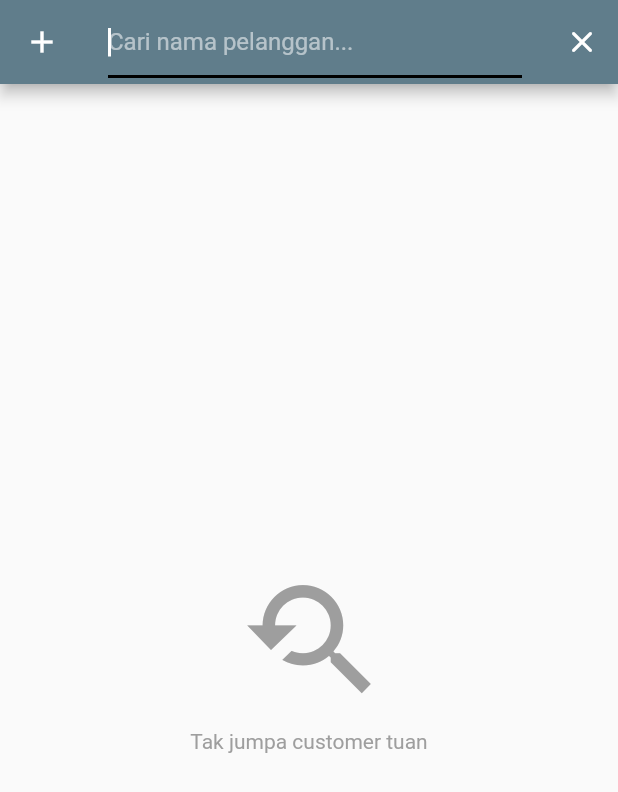
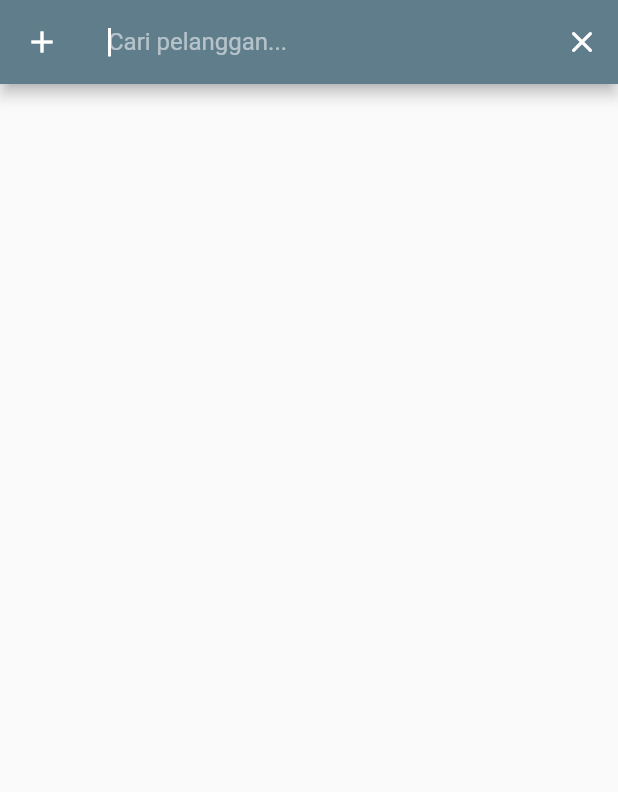
Before and after one commit to TuanPengarah/AdminPanel, a Flutter app: the CustomerDatabase screen opened by its route, after a tap on the "search" icon, on a phone screen of 412 x 824 dp. Shown: the top 792 px of the screen. Run offline on Flutter 3.47's test engine with Material 2 defaults, Android fonts, the phone set to English and light mode, and no system bars; drawn by our look-alikes of oktoast; our stand-ins replace adaptive_theme, after_layout, assets_audio_player, auto_size_text, cloud_firestore, dismissible_page and 23 more; missing offline and left inert: avatar_letter, esc_pos_bluetooth, esc_pos_utils, flutter_bluetooth_basic, flutter_fluid_slider and 2 more; accounts and stored records are empty.

Commit message:
Add transaction new points when add new job sheet Optimize search customer function Added search customer using phone number Fix typo on CashFlow Add input action type Update splash screen
Signed-off-by: Akid Fikri Azhar <akidfikriazhar@gmail.com>

```diff
--- /dev/null
+++ b/lib/brain/customer_search.dart
@@ -0,0 +1,14 @@
+import 'package:cloud_firestore/cloud_firestore.dart';
+
+class CustomerSuggestion {
+  String title;
+  String phoneNumber;
+  String uid;
+
+  CustomerSuggestion({this.title});
+  CustomerSuggestion.getCustomer(DocumentSnapshot snapshot) {
+    title = snapshot['Nama'];
+    phoneNumber = snapshot['No Phone'];
+    uid = snapshot.id;
+  }
+}
--- a/lib/screens/calculate/calculator.dart
+++ b/lib/screens/calculate/calculator.dart
@@ -116,6 +116,7 @@ class _CalculatorPriceState extends State<CalculatorPrice> {
                   valueChange: (newValue) {},
                   keyType: TextInputType.number,
                   focus: true,
+                  onEnter: TextInputAction.next,
                 ),
                 Row(
                   children: [
--- a/lib/screens/cashflow/cashflow_home.dart
+++ b/lib/screens/cashflow/cashflow_home.dart
@@ -155,7 +155,7 @@ class _CashFlowHomeState extends State<CashFlowHome> with AfterLayoutMixin {
                         title: 'Salin',
                         click: () {
                           Share.share(
-                              'ASSAF ENTERPRISE\n562021651202\nMaybank');
+                              'ASSAFF ENTERPRISE\n562021651202\nMaybank');
                         },
                       ),
                       MoreAction(
--- a/lib/screens/customer/all_customer.dart
+++ b/lib/screens/customer/all_customer.dart
@@ -1,6 +1,7 @@
 import 'package:cloud_firestore/cloud_firestore.dart';
 import 'package:flutter/material.dart';
 import 'package:flutter/services.dart';
+import 'package:services_form/brain/customer_search.dart';
 import 'package:services_form/screens/jobsheet/job_sheet.dart';
 import 'package:services_form/screens/customer/new_customer_details.dart';
 import 'package:avatar_letter/avatar_letter.dart';
@@ -12,8 +13,71 @@ class CustomerDatabase extends StatefulWidget {
 
 class _CustomerDatabaseState extends State<CustomerDatabase> {
   bool searchState = false;
-  String _searchController;
+  final _searchController = TextEditingController();
   Future resultsLoaded;
+  List _getResult = [];
+  List _resultList = [];
+  // ignore: unused_field
+  Future _resultLoaded;
+  @override
+  void initState() {
+    super.initState();
+  }
+
+  @override
+  void dispose() {
+    _searchController.dispose();
+    super.dispose();
+  }
+
+  @override
+  void didChangeDependencies() {
+    super.didChangeDependencies();
+
+    _resultLoaded = getCustomerSnapshot();
+  }
+
+  getCustomerSnapshot() async {
+    await FirebaseFirestore.instance
+        .collection('customer')
+        .get()
+        .then((snapshot) {
+      setState(() {
+        _getResult = snapshot.docs;
+      });
+      searchResultList();
+    });
+
+    return 'Completed';
+  }
+
+  searchResultList() {
+    var showResult = [];
+
+    if (_searchController.text != '') {
+      //search param
+      for (var customerSnapshot in _getResult) {
+        var title = CustomerSuggestion.getCustomer(customerSnapshot)
+            .title
+            .toLowerCase();
+
+        var noPhone = CustomerSuggestion.getCustomer(customerSnapshot)
+            .phoneNumber
+            .toLowerCase();
+
+        if (title.contains(_searchController.text.toLowerCase())) {
+          showResult.add(customerSnapshot);
+        } else if (noPhone.contains(_searchController.text.toLowerCase())) {
+          showResult.add(customerSnapshot);
+        }
+      }
+    } else {
+      showResult = List.from(_getResult);
+    }
+    setState(() {
+      _resultList = showResult;
+    });
+  }
 
   @override
   Widget build(
@@ -41,19 +105,20 @@ class _CustomerDatabaseState extends State<CustomerDatabase> {
         title: !searchState
             ? Text('All Customer')
             : TextField(
-                  onChanged: (value) {
-                    setState(() {
-                      _searchController = value.toLowerCase();
-                    });
-                  },
+                controller: _searchController,
                 autofocus: true,
                 style: TextStyle(color: Colors.white),
                 cursorColor: Colors.white,
+                onChanged: (newInput) {
+                  searchResultList();
+                },
                 decoration: InputDecoration(
+                  border: InputBorder.none,
+                  enabledBorder: InputBorder.none,
                   focusColor: Colors.white,
                   fillColor: Colors.white,
                   hoverColor: Colors.white,
-                    hintText: 'Cari nama pelanggan...',
+                  hintText: 'Cari pelanggan...',
                   hintStyle: TextStyle(color: Colors.white54),
                 ),
               ),
@@ -75,58 +140,23 @@ class _CustomerDatabaseState extends State<CustomerDatabase> {
                   color: Colors.white,
                   onPressed: () {
                     setState(() {
+                      _searchController.text = '';
+                      searchResultList();
                       searchState = !searchState;
                     });
                   },
                 ),
         ],
       ),
-        body: searchState == false
-            ? Container(
-                child: StreamBuilder(
-                  stream: FirebaseFirestore.instance
-                      .collection('customer')
-                      .orderBy('Nama')
-                      .snapshots(),
-                  builder: (
-                    BuildContext context,
-                    AsyncSnapshot<QuerySnapshot> snapshot,
-                  ) {
-                    if (!snapshot.hasData) {
-                      return Center(
-                        child: Column(
-                          mainAxisAlignment: MainAxisAlignment.center,
-                          crossAxisAlignment: CrossAxisAlignment.center,
-                          children: [
-                            CircularProgressIndicator(),
-                            Text('Loading jap'),
-                          ],
-                        ),
-                      );
-                    } else if (snapshot.data.docs.isEmpty) {
-                      return Center(
-                        child: Column(
-                          mainAxisAlignment: MainAxisAlignment.center,
-                          children: [
-                            Icon(Icons.phone_android,
-                                color: Colors.grey, size: 99),
-                            Padding(
-                              padding: const EdgeInsets.only(top: 10.0),
-                              child: Text(
-                                'Customer takde tuan',
-                                style: TextStyle(color: Colors.grey),
-                              ),
-                            ),
-                          ],
-                        ),
-                      );
-                    }
-                    return ListView(
+      body: Container(
+          child: ListView.builder(
               physics: BouncingScrollPhysics(),
-                      children: snapshot.data.docs.map((document) {
+              itemCount: _resultList.length,
+              itemBuilder: (BuildContext context, int i) {
+                var document = _resultList[i];
                 return ListTile(
                   leading: Hero(
-                            tag: document.id,
+                    tag: document['UID'],
                     child: AvatarLetter(
                       textColor: Colors.white,
                       numberLetters: 2,
@@ -139,105 +169,26 @@ class _CustomerDatabaseState extends State<CustomerDatabase> {
                       textColorHex: null,
                     ),
                   ),
-                          title: Text('' + document['Nama']),
-                          subtitle: Text('' + document['No Phone']),
-                          onLongPress: () {},
+                  title: Text('${document['Nama'].toString().toUpperCase()}'),
+                  subtitle: Text('${document['No Phone']}'),
                   onTap: () {
-                            SystemChrome.setSystemUIOverlayStyle(
-                                SystemUiOverlayStyle(
+                    SystemChrome.setSystemUIOverlayStyle(SystemUiOverlayStyle(
                         systemNavigationBarColor: Colors.blueGrey,
-                                    systemNavigationBarIconBrightness:
-                                        Brightness.light));
+                        systemNavigationBarIconBrightness: Brightness.light));
                     Navigator.push(
                       context,
                       MaterialPageRoute(
                         builder: (_) => NewCustomerDetails(
-                                  nama: document['Nama'],
-                                  databaseUID: document.id,
+                          nama: document['Nama'].toUpperCase(),
+                          databaseUID: document['UID'],
                           nomborTelefon: document['No Phone'],
                           email: document['Email'],
                         ),
                       ),
                     );
                   },
-                          trailing: Icon(Icons.keyboard_arrow_right_sharp),
                 );
-                      }).toList(),
-                    );
-                  },
-                ),
-              )
-            : Container(
-                child: StreamBuilder(
-                  stream: FirebaseFirestore.instance
-                      .collection('customer')
-                      .where('Search Index', arrayContains: _searchController)
-                      .snapshots(),
-                  builder: (BuildContext context,
-                      AsyncSnapshot<QuerySnapshot> snapshot) {
-                    if (!snapshot.hasData) {
-                      return Center(
-                        child: Text('Loading jap'),
-                      );
-                    } else if (snapshot.data.docs.isEmpty) {
-                      return Center(
-                        child: Column(
-                          mainAxisAlignment: MainAxisAlignment.center,
-                          children: [
-                            Icon(Icons.youtube_searched_for,
-                                color: Colors.grey, size: 99),
-                            Padding(
-                              padding: const EdgeInsets.only(top: 10.0),
-                              child: Text(
-                                'Tak jumpa customer tuan',
-                                style: TextStyle(color: Colors.grey),
-                              ),
-                            ),
-                          ],
-                        ),
+              })),
     );
   }
-                    return ListView(
-                      physics: BouncingScrollPhysics(),
-                      children: snapshot.data.docs.map((document) {
-                        return ListTile(
-                          leading: AvatarLetter(
-                            textColor: Colors.white,
-                            numberLetters: 2,
-                            fontSize: 15,
-                            upperCase: true,
-                            letterType: LetterType.Circular,
-                            text: document['Nama'],
-                            backgroundColor: Colors.blueGrey,
-                            backgroundColorHex: null,
-                            textColorHex: null,
-                          ),
-                          title: Text('' + document['Nama']),
-                          subtitle: Text('' + document['No Phone']),
-                          onTap: () {
-                            SystemChrome.setSystemUIOverlayStyle(
-                                SystemUiOverlayStyle(
-                                    systemNavigationBarColor: Colors.blueGrey,
-                                    systemNavigationBarIconBrightness:
-                                        Brightness.light));
-                            Navigator.push(
-                              context,
-                              MaterialPageRoute(
-                                builder: (_) => NewCustomerDetails(
-                                  nama: document['Nama'],
-                                  databaseUID: document.id,
-                                  nomborTelefon: document['No Phone'],
-                                  email: document['Email'],
-                                ),
-                              ),
-                            );
-                          },
-                          trailing: Icon(Icons.keyboard_arrow_right_sharp),
-                        );
-                      }).toList(),
-                    );
-                  },
-                ),
-              ));
 }
-}
--- a/lib/screens/home/home_screen.dart
+++ b/lib/screens/home/home_screen.dart
@@ -1,6 +1,5 @@
 import 'package:flutter/material.dart';
 import 'package:flutter/services.dart';
-import 'package:services_form/e-warranty.dart';
 import 'package:services_form/screens/setting/savecloud_confirmation.dart';
 import 'package:services_form/widget/button.dart';
 import 'package:auto_size_text/auto_size_text.dart';
--- a/lib/screens/loginAuth/login.dart
+++ b/lib/screens/loginAuth/login.dart
@@ -34,6 +34,7 @@ class _LoginAuthState extends State<LoginAuth> {
       backgroundColor: isDarkMode ? Color(0xff212121) : Colors.white,
       body: ModalProgressHUD(
         inAsyncCall: _loading,
+        child: SingleChildScrollView(
           child: SafeArea(
             child: Padding(
               padding: EdgeInsets.all(15),
@@ -117,6 +118,7 @@ class _LoginAuthState extends State<LoginAuth> {
             ),
           ),
         ),
+      ),
     );
   }
 }
--- a/lib/widget/cashflow_bankcard.dart
+++ b/lib/widget/cashflow_bankcard.dart
@@ -39,7 +39,7 @@ class BankCard extends StatelessWidget {
                 crossAxisAlignment: CrossAxisAlignment.center,
                 children: [
                   Text(
-                    'ASSAF ENTERPRISE',
+                    'ASSAFF ENTERPRISE',
                     style: TextStyle(
                       color: Colors.white60,
                       fontSize: 15,
--- a/lib/widget/text_bar.dart
+++ b/lib/widget/text_bar.dart
@@ -17,6 +17,7 @@ class TextBar extends StatelessWidget {
     this.callBack,
     this.builder,
     @required this.password,
+    this.onEnter,
   });
 
   final String hintTitle;
@@ -33,6 +34,7 @@ class TextBar extends StatelessWidget {
   final Function callBack;
   final Function builder;
   final bool password;
+  final TextInputAction onEnter;
 
   @override
   Widget build(BuildContext context) {
@@ -46,6 +48,7 @@ class TextBar extends StatelessWidget {
               autofocus: focus,
               keyboardType: keyType,
               onChanged: valueChange,
+              textInputAction: onEnter ?? TextInputAction.next,
               // textAlign: TextAlign.center,
               decoration: InputDecoration(
                 hintText: hintEdit,
@@ -89,6 +92,7 @@ class TextBar extends StatelessWidget {
                   autofocus: focus,
                   keyboardType: keyType,
                   onChanged: valueChange,
+                  textInputAction: onEnter ?? TextInputAction.next,
                   decoration: InputDecoration(
                     hintText: hintEdit,
                     errorText: err,
```
Also changed, not shown: lib/screens/jobsheet/job_sheet.dart (+28 -11 lines), pubspec.yaml (+4 -4 lines), assets/splash_dark.png (added), assets/splash_light.png (added), pubspec.lock, 23 other files. Lines whose indentation alone changed are shown as unchanged.
